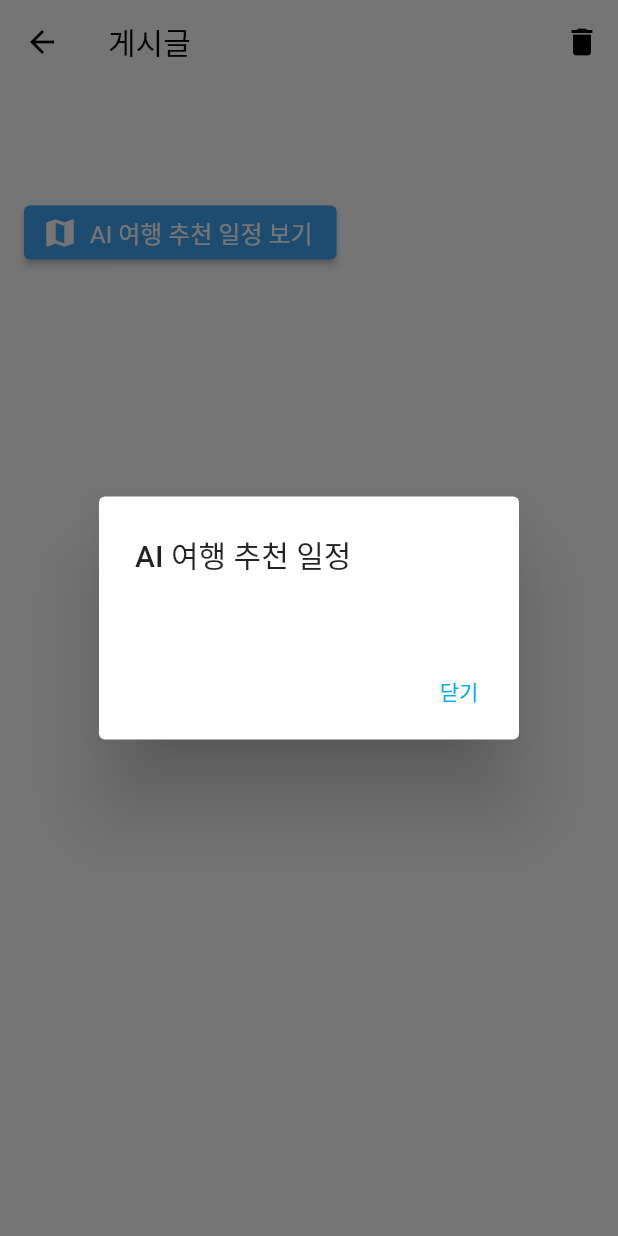
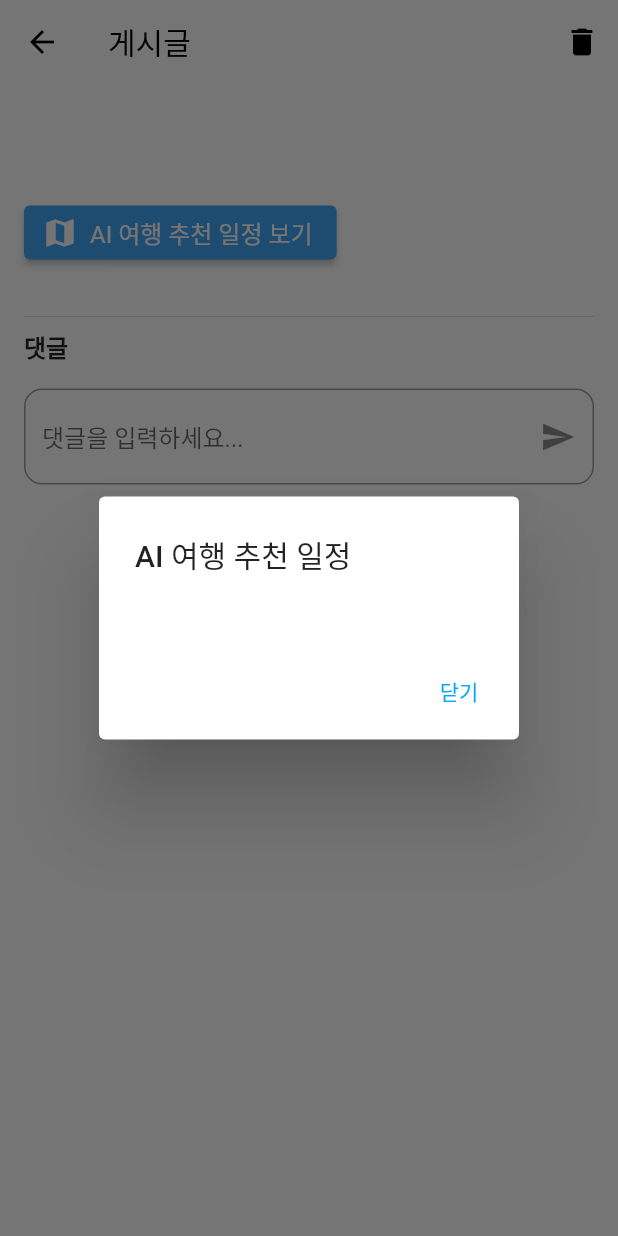
Before and after one commit to kangseeker/easytrip, a Flutter app: the PostDetailScreen screen opened directly with empty values, after a tap on "AI 여행 추천 일정 보기", on a phone screen of 412 x 824 dp. Run offline on Flutter 3.47's test engine with Material 3 defaults, Android fonts, the light colour scheme and no system bars; our stand-ins replace firebase_auth, firebase_core, flutter_dotenv, google_maps_flutter, google_sign_in, lottie; accounts and stored records are empty; network calls fail.

Commit message:
댓글 기능 및 화면전환 개선

```diff
--- /dev/null
+++ b/lib/models/comment.dart
@@ -0,0 +1,28 @@
+class Comment {
+  final int id;
+  final String userUid;
+  final String username;
+  final String content;
+  final DateTime createdAt;
+  final int? parentId;
+
+  Comment({
+    required this.id,
+    required this.userUid,
+    required this.username,
+    required this.content,
+    required this.createdAt,
+    this.parentId,
+  });
+
+  factory Comment.fromJson(Map<String, dynamic> json) {
+    return Comment(
+      id: json['id'],
+      userUid: json['user_uid'],
+      username: json['username'],
+      content: json['content'],
+      createdAt: DateTime.parse(json['created_at']),
+      parentId: json['parent_id'],
+    );
+  }
+}
--- a/lib/screens/post_detail.dart
+++ b/lib/screens/post_detail.dart
@@ -4,16 +4,100 @@ import 'package:firebase_auth/firebase_auth.dart';
 import 'package:flutter_dotenv/flutter_dotenv.dart';
 import 'package:http/http.dart' as http;
 import '../models/post.dart';
+import '../models/comment.dart';
 
-class PostDetailScreen extends StatelessWidget {
+class PostDetailScreen extends StatefulWidget {
   final Post post;
 
   const PostDetailScreen({super.key, required this.post});
 
   @override
+  State<PostDetailScreen> createState() => _PostDetailScreenState();
+}
+
+class _PostDetailScreenState extends State<PostDetailScreen> {
+  final _commentController = TextEditingController();
+  final _replyController = TextEditingController();
+  List<Comment> _comments = [];
+  int? _replyToCommentId;
+
+  @override
+  void initState() {
+    super.initState();
+    _fetchComments();
+  }
+
+  Future<void> _fetchComments() async {
+    final res = await http.get(
+      Uri.parse('${dotenv.env['API_URL']}/api/posts/${widget.post.id}/comments'),
+    );
+    if (res.statusCode == 200) {
+      final List data = jsonDecode(res.body);
+      setState(() {
+        _comments = data.map((e) => Comment.fromJson(e)).toList();
+      });
+    }
+  }
+
+  Future<void> _submitComment() async {
+    final currentUser = FirebaseAuth.instance.currentUser;
+    final content = _commentController.text.trim();
+    if (currentUser == null || content.isEmpty) return;
+
+    final res = await http.post(
+      Uri.parse('${dotenv.env['API_URL']}/api/comments'),
+      headers: {'Content-Type': 'application/json'},
+      body: jsonEncode({
+        'post_id': widget.post.id,
+        'user_uid': currentUser.uid,
+        'username': currentUser.displayName ?? '익명',
+        'content': content,
+        'parent_id': null,
+      }),
+    );
+    if (res.statusCode == 201) {
+      _commentController.clear();
+      _fetchComments();
+    }
+  }
+
+  Future<void> _submitReply(int parentId) async {
+    final currentUser = FirebaseAuth.instance.currentUser;
+    final content = _replyController.text.trim();
+    if (currentUser == null || content.isEmpty) return;
+
+    final res = await http.post(
+      Uri.parse('${dotenv.env['API_URL']}/api/comments'),
+      headers: {'Content-Type': 'application/json'},
+      body: jsonEncode({
+        'post_id': widget.post.id,
+        'user_uid': currentUser.uid,
+        'username': currentUser.displayName ?? '익명',
+        'content': content,
+        'parent_id': parentId,
+      }),
+    );
+    if (res.statusCode == 201) {
+      _replyController.clear();
+      setState(() => _replyToCommentId = null);
+      _fetchComments();
+    }
+  }
+
+  Future<void> _deleteComment(int commentId) async {
+    final currentUser = FirebaseAuth.instance.currentUser;
+    final res = await http.delete(
+      Uri.parse('${dotenv.env['API_URL']}/api/comments/$commentId'),
+      headers: {'Content-Type': 'application/json'},
+      body: jsonEncode({'user_uid': currentUser?.uid}),
+    );
+    if (res.statusCode == 200) _fetchComments();
+  }
+
+  @override
   Widget build(BuildContext context) {
     final currentUser = FirebaseAuth.instance.currentUser;
-    final isAuthor = currentUser?.uid == post.userUid;
+    final isAuthor = currentUser?.uid == widget.post.userUid;
 
     return Scaffold(
       appBar: AppBar(
@@ -29,34 +113,22 @@ class PostDetailScreen extends StatelessWidget {
                     title: const Text('게시글 삭제'),
                     content: const Text('정말 삭제하시겠습니까?'),
                     actions: [
-                      TextButton(
-                        onPressed: () => Navigator.pop(context, false),
-                        child: const Text('취소'),
-                      ),
-                      TextButton(
-                        onPressed: () => Navigator.pop(context, true),
-                        child: const Text('삭제'),
-                      ),
+                      TextButton(onPressed: () => Navigator.pop(context, false), child: const Text('취소')),
+                      TextButton(onPressed: () => Navigator.pop(context, true), child: const Text('삭제')),
                     ],
                   ),
                 );
-
                 if (confirm == true) {
                   final res = await http.delete(
-                    Uri.parse('${dotenv.env['API_URL']}/api/posts/${post.id}'),
+                    Uri.parse('${dotenv.env['API_URL']}/api/posts/${widget.post.id}'),
                     headers: {'Content-Type': 'application/json'},
                     body: jsonEncode({'user_uid': currentUser?.uid}),
                   );
-
                   if (res.statusCode == 200) {
                     ScaffoldMessenger.of(context).showSnackBar(
                       const SnackBar(content: Text('삭제되었습니다.')),
                     );
                     Navigator.pop(context);
-                  } else {
-                    ScaffoldMessenger.of(context).showSnackBar(
-                      SnackBar(content: Text('삭제 실패: ${res.statusCode}')),
-                    );
                   }
                 }
               },
@@ -68,43 +140,91 @@ class PostDetailScreen extends StatelessWidget {
         child: Column(
           crossAxisAlignment: CrossAxisAlignment.start,
           children: [
-            Text(
-              post.username,
-              style: const TextStyle(
-                fontWeight: FontWeight.bold,
-                fontSize: 16,
-              ),
-            ),
+            Text(widget.post.username, style: const TextStyle(fontWeight: FontWeight.bold, fontSize: 16)),
             const SizedBox(height: 8),
-            Text(post.content),
+            Text(widget.post.content),
             const SizedBox(height: 16),
-            if (post.itinerary != null)
+            if (widget.post.itinerary != null)
               ElevatedButton.icon(
                 icon: const Icon(Icons.map),
                 label: const Text('AI 여행 추천 일정 보기'),
-                onPressed: () {
-                  showDialog(
-                    context: context,
-                    builder: (_) => AlertDialog(
-                      title: const Text('AI 여행 추천 일정'),
-                      content: SingleChildScrollView(
-                        child: Column(
-                          crossAxisAlignment: CrossAxisAlignment.start,
-                          children: _buildTripSections(post.itinerary!),
+                onPressed: () => _showItineraryDialog(context),
+              ),
+            const SizedBox(height: 24),
+            const Divider(),
+            const Text('댓글', style: TextStyle(fontSize: 16, fontWeight: FontWeight.bold)),
+            const SizedBox(height: 8),
+            for (final comment in _comments)
+              Padding(
+                padding: EdgeInsets.only(left: comment.parentId != null ? 32.0 : 0),
+                child: Column(
+                  crossAxisAlignment: CrossAxisAlignment.start,
+                  children: [
+                    ListTile(
+                      title: Text(comment.username),
+                      subtitle: Text(comment.content),
+                      trailing: Row(
+                        mainAxisSize: MainAxisSize.min,
+                        children: [
+                          TextButton(
+                            child: const Text('답글'),
+                            onPressed: () => setState(() => _replyToCommentId = comment.id),
+                          ),
+                          if (currentUser?.uid == comment.userUid)
+                            IconButton(
+                              icon: const Icon(Icons.delete_outline),
+                              onPressed: () => _deleteComment(comment.id),
+                            ),
+                        ],
+                      ),
+                    ),
+                    if (_replyToCommentId == comment.id)
+                      Padding(
+                        padding: const EdgeInsets.only(left: 16.0),
+                        child: TextField(
+                          controller: _replyController,
+                          decoration: InputDecoration(
+                            hintText: '답글을 입력하세요...',
+                            suffixIcon: IconButton(
+                              icon: const Icon(Icons.send),
+                              onPressed: () => _submitReply(comment.id),
+                            ),
+                          ),
                         ),
                       ),
-                      actions: [
-                        TextButton(
-                          onPressed: () => Navigator.pop(context),
-                          child: const Text('닫기'),
-                        ),
-                      ],
-                    ),
-                  );
-                },
+                  ],
+                ),
               ),
+            const SizedBox(height: 8),
+            TextField(
+              controller: _commentController,
+              decoration: InputDecoration(
+                hintText: '댓글을 입력하세요...',
+                suffixIcon: IconButton(
+                  icon: const Icon(Icons.send),
+                  onPressed: _submitComment,
+                ),
+                border: OutlineInputBorder(borderRadius: BorderRadius.circular(12)),
+              ),
+            ),
           ],
         ),
+      ),
+    );
+  }
+
+  void _showItineraryDialog(BuildContext context) {
+    showDialog(
+      context: context,
+      builder: (_) => AlertDialog(
+        title: const Text('AI 여행 추천 일정'),
+        content: SingleChildScrollView(
+          child: Column(
+            crossAxisAlignment: CrossAxisAlignment.start,
+            children: _buildTripSections(widget.post.itinerary!),
+          ),
+        ),
+        actions: [TextButton(onPressed: () => Navigator.pop(context), child: const Text('닫기'))],
       ),
     );
   }
@@ -129,11 +249,7 @@ class PostDetailScreen extends StatelessWidget {
             ),
             child: Text(
               line.replaceFirst('## ', ''),
-              style: const TextStyle(
-                fontSize: 18,
-                fontWeight: FontWeight.bold,
-                color: Colors.black87,
-              ),
+              style: const TextStyle(fontSize: 18, fontWeight: FontWeight.bold, color: Colors.black87),
             ),
           ),
           const SizedBox(height: 8),
@@ -145,11 +261,7 @@ class PostDetailScreen extends StatelessWidget {
             padding: const EdgeInsets.only(top: 12, bottom: 4),
             child: Text(
               line.replaceFirst('### ', ''),
-              style: const TextStyle(
-                fontSize: 16,
-                fontWeight: FontWeight.w600,
-                color: Colors.black87,
-              ),
+              style: const TextStyle(fontSize: 16, fontWeight: FontWeight.w600, color: Colors.black87),
             ),
           ),
         ]);
@@ -167,10 +279,7 @@ class PostDetailScreen extends StatelessWidget {
             text: TextSpan(
               style: const TextStyle(fontSize: 14.5, color: Colors.black87, height: 1.6),
               children: [
-                TextSpan(
-                  text: '${parts.first.trim()}: ',
-                  style: const TextStyle(fontWeight: FontWeight.bold),
-                ),
+                TextSpan(text: '${parts.first.trim()}: ', style: const TextStyle(fontWeight: FontWeight.bold)),
                 TextSpan(text: parts.skip(1).join(':').trim()),
               ],
             ),
@@ -181,16 +290,11 @@ class PostDetailScreen extends StatelessWidget {
           padding: const EdgeInsets.only(left: 12.0, bottom: 8),
           child: Text(
             line,
-            style: const TextStyle(
-              fontSize: 15,
-              height: 1.5,
-              color: Colors.black87,
-            ),
+            style: const TextStyle(fontSize: 15, height: 1.5, color: Colors.black87),
           ),
         ));
       }
     }
-
     return widgets;
   }
 }
```
Also changed, not shown: lib/screens/post_list_screen.dart (+17 -0 lines), lib/screens/post_write_screen.dart (+9 -1 lines), lib/screens/trip_result_screen.dart (+7 -0 lines).
